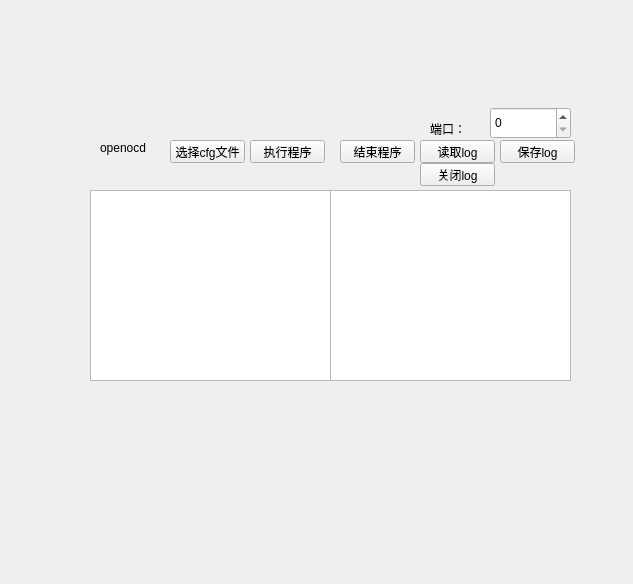
Above: src/new_wight.ui from panxin-2000/openocd_display before the change. Below: the same form after it.
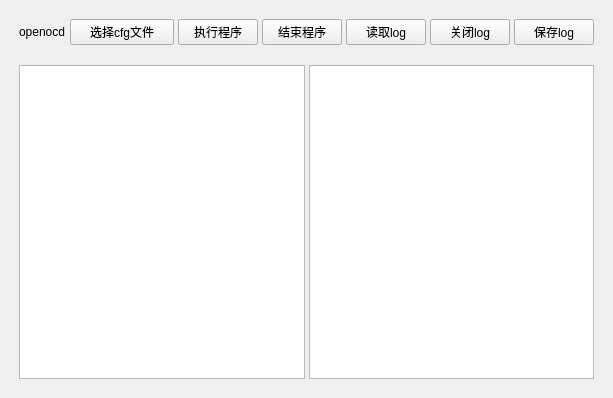
That is the form after the change.

Commit message: 更改ui文件，看起来更加顺眼，大小可以变化

The edit to the form file:
```diff
--- a/src/new_wight.ui
+++ b/src/new_wight.ui
@@ -2,150 +2,156 @@
 <ui version="4.0">
  <class>new_wight</class>
  <widget class="QWidget" name="new_wight">
+  <property name="enabled">
+   <bool>true</bool>
+  </property>
   <property name="geometry">
    <rect>
     <x>0</x>
     <y>0</y>
-    <width>633</width>
-    <height>584</height>
+    <width>613</width>
+    <height>398</height>
    </rect>
   </property>
+  <property name="sizePolicy">
+   <sizepolicy hsizetype="Preferred" vsizetype="Preferred">
+    <horstretch>0</horstretch>
+    <verstretch>0</verstretch>
+   </sizepolicy>
+  </property>
+  <property name="maximumSize">
+   <size>
+    <width>1920</width>
+    <height>1080</height>
+   </size>
+  </property>
   <property name="windowTitle">
    <string>new_wight</string>
   </property>
+  <layout class="QVBoxLayout" name="verticalLayout_2">
+   <item>
+    <layout class="QVBoxLayout" name="verticalLayout" stretch="0,7">
+     <property name="spacing">
+      <number>12</number>
+     </property>
+     <property name="sizeConstraint">
+      <enum>QLayout::SetFixedSize</enum>
+     </property>
+     <property name="leftMargin">
+      <number>4</number>
+     </property>
+     <property name="topMargin">
+      <number>4</number>
+     </property>
+     <property name="rightMargin">
+      <number>4</number>
+     </property>
+     <property name="bottomMargin">
+      <number>4</number>
+     </property>
+     <item>
+      <layout class="QHBoxLayout" name="horizontalLayout" stretch="1,5,3,0,0,0,0">
+       <property name="spacing">
+        <number>4</number>
+       </property>
+       <property name="leftMargin">
+        <number>4</number>
+       </property>
+       <property name="topMargin">
+        <number>4</number>
+       </property>
+       <property name="rightMargin">
+        <number>4</number>
+       </property>
+       <property name="bottomMargin">
+        <number>4</number>
+       </property>
+       <item>
+        <widget class="QLabel" name="label">
+         <property name="text">
+          <string>openocd</string>
+         </property>
+        </widget>
+       </item>
+       <item>
   <widget class="QPushButton" name="select_cfg_file">
-   <property name="geometry">
-    <rect>
-     <x>170</x>
-     <y>140</y>
-     <width>75</width>
-     <height>23</height>
-    </rect>
-   </property>
    <property name="text">
     <string>选择cfg文件</string>
    </property>
   </widget>
+       </item>
+       <item>
   <widget class="QPushButton" name="run_program">
-   <property name="geometry">
-    <rect>
-     <x>250</x>
-     <y>140</y>
-     <width>75</width>
-     <height>23</height>
-    </rect>
-   </property>
    <property name="text">
     <string>执行程序</string>
    </property>
   </widget>
-  <widget class="QLabel" name="label">
-   <property name="geometry">
-    <rect>
-     <x>100</x>
-     <y>140</y>
-     <width>53</width>
-     <height>15</height>
-    </rect>
-   </property>
-   <property name="text">
-    <string>openocd</string>
-   </property>
-  </widget>
-  <widget class="QPlainTextEdit" name="openocd_result">
-   <property name="geometry">
-    <rect>
-     <x>90</x>
-     <y>190</y>
-     <width>241</width>
-     <height>191</height>
-    </rect>
-   </property>
-  </widget>
+       </item>
+       <item>
   <widget class="QPushButton" name="kill_program">
-   <property name="geometry">
-    <rect>
-     <x>340</x>
-     <y>140</y>
-     <width>75</width>
-     <height>23</height>
-    </rect>
-   </property>
    <property name="text">
     <string>结束程序</string>
    </property>
   </widget>
-  <widget class="QPlainTextEdit" name="rtt_result">
-   <property name="geometry">
-    <rect>
-     <x>330</x>
-     <y>190</y>
-     <width>241</width>
-     <height>191</height>
-    </rect>
-   </property>
-  </widget>
+       </item>
+       <item>
   <widget class="QPushButton" name="reading_rtt">
-   <property name="geometry">
-    <rect>
-     <x>420</x>
-     <y>140</y>
-     <width>75</width>
-     <height>23</height>
-    </rect>
-   </property>
    <property name="text">
     <string>读取log</string>
    </property>
   </widget>
-  <widget class="QPushButton" name="save_rtt">
-   <property name="geometry">
-    <rect>
-     <x>500</x>
-     <y>140</y>
-     <width>75</width>
-     <height>23</height>
-    </rect>
-   </property>
-   <property name="text">
-    <string>保存log</string>
-   </property>
-  </widget>
+       </item>
+       <item>
   <widget class="QPushButton" name="close_rtt">
-   <property name="geometry">
-    <rect>
-     <x>420</x>
-     <y>163</y>
-     <width>75</width>
-     <height>23</height>
-    </rect>
-   </property>
    <property name="text">
     <string>关闭log</string>
    </property>
   </widget>
-  <widget class="QLabel" name="label_2">
-   <property name="geometry">
-    <rect>
-     <x>430</x>
-     <y>121</y>
-     <width>53</width>
-     <height>15</height>
-    </rect>
-   </property>
+       </item>
+       <item>
+        <widget class="QPushButton" name="save_rtt">
    <property name="text">
-    <string>端口：</string>
-   </property>
-  </widget>
-  <widget class="QSpinBox" name="spinBox">
-   <property name="geometry">
-    <rect>
-     <x>490</x>
-     <y>107</y>
-     <width>81</width>
-     <height>32</height>
-    </rect>
-   </property>
+          <string>保存log</string>
+         </property>
+        </widget>
+       </item>
+      </layout>
+     </item>
+     <item>
+      <layout class="QHBoxLayout" name="horizontalLayout_2">
+       <property name="spacing">
+        <number>4</number>
+       </property>
+       <property name="leftMargin">
+        <number>4</number>
+       </property>
+       <property name="topMargin">
+        <number>4</number>
+       </property>
+       <property name="rightMargin">
+        <number>4</number>
+       </property>
+       <property name="bottomMargin">
+        <number>4</number>
+       </property>
+       <item>
+        <widget class="QPlainTextEdit" name="rtt_result">
+         <property name="sizePolicy">
+          <sizepolicy hsizetype="Expanding" vsizetype="Expanding">
+           <horstretch>0</horstretch>
+           <verstretch>0</verstretch>
+          </sizepolicy>
+         </property>
+         <property name="baseSize">
+          <size>
+           <width>0</width>
+           <height>0</height>
+          </size>
+         </property>
+        </widget>
+       </item>
+       <item>
+        <widget class="QPlainTextEdit" name="openocd_result">
    <property name="sizeIncrement">
     <size>
      <width>0</width>
@@ -153,6 +159,12 @@
     </size>
    </property>
   </widget>
+       </item>
+      </layout>
+     </item>
+    </layout>
+   </item>
+  </layout>
  </widget>
  <resources/>
  <connections/>
```
Lines whose indentation alone changed are shown as unchanged. The commit also changes 1 other file.
